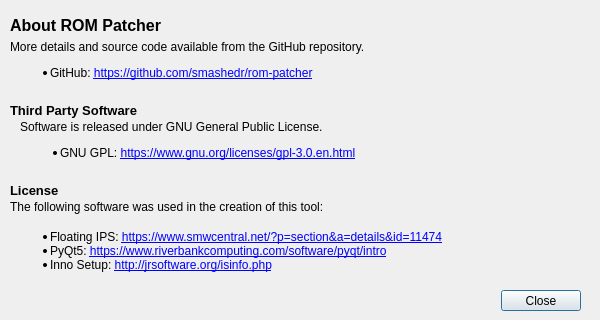
Qt form gui/about.ui (smashedr/rom-patcher) before a commit.
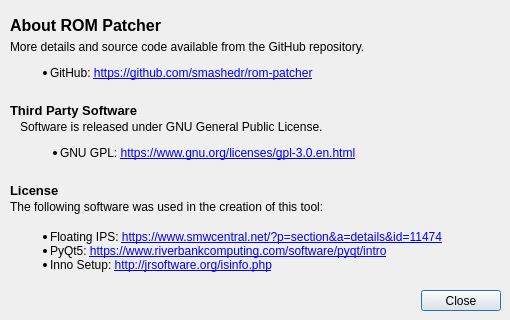
The same form after that commit.

Commit message: ok fixed the ui shit finally

Diff of the .ui file:
```diff
--- a/gui/about.ui
+++ b/gui/about.ui
@@ -6,19 +6,19 @@
    <rect>
     <x>0</x>
     <y>0</y>
-    <width>600</width>
+    <width>510</width>
     <height>320</height>
    </rect>
   </property>
   <property name="minimumSize">
    <size>
-    <width>600</width>
+    <width>510</width>
     <height>320</height>
    </size>
   </property>
   <property name="maximumSize">
    <size>
-    <width>600</width>
+    <width>510</width>
     <height>320</height>
    </size>
   </property>
@@ -28,7 +28,7 @@
   <widget class="QDialogButtonBox" name="buttonBox">
    <property name="geometry">
     <rect>
-     <x>160</x>
+     <x>80</x>
      <y>290</y>
      <width>421</width>
      <height>21</height>
```
The commit also changes 3 other files.
